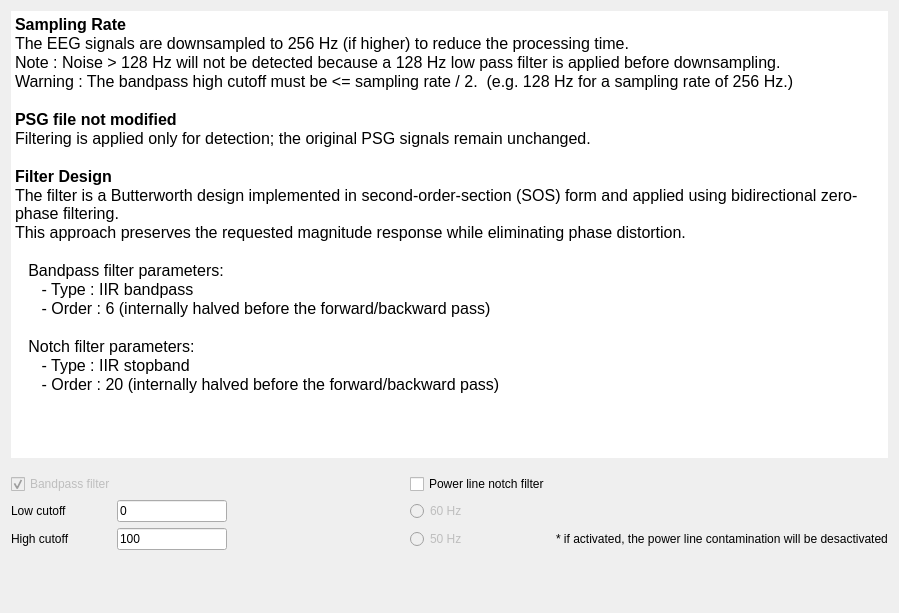
First picture: the form in tools/CEAMSTools/DetectArtifacts/FilterSignalsStep/Ui_FilterSignalsStep.ui, repository SnoozToolbox/snooz-package-ceams, before the edit.
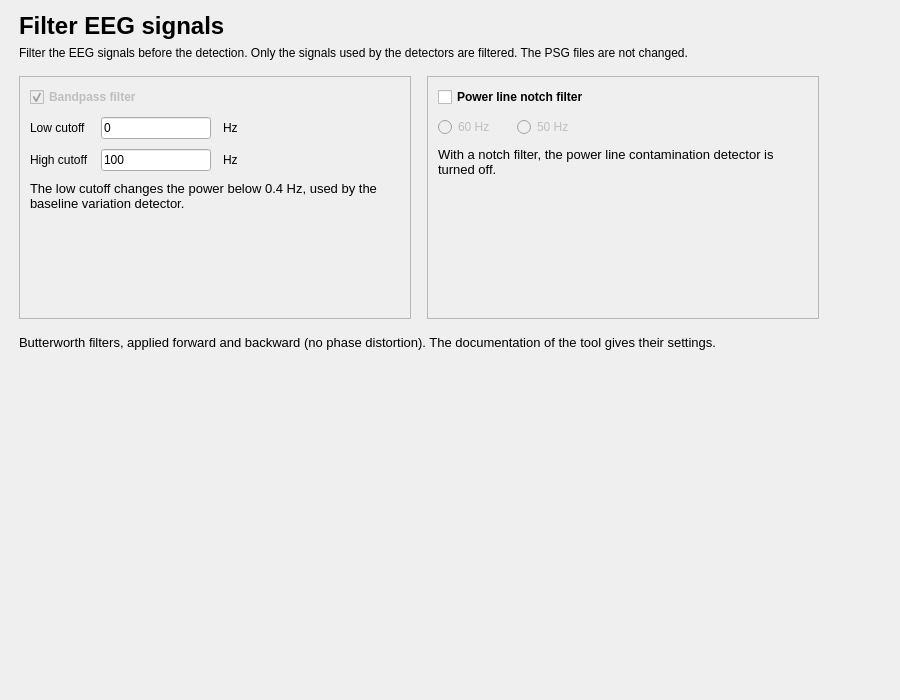
Second picture: the form after the edit.

Commit message: Detect EEG Artifacts: redesigned pages and simulated artifacts (tool 2.8.3)

```diff
--- a/tools/CEAMSTools/DetectArtifacts/FilterSignalsStep/Ui_FilterSignalsStep.ui
+++ b/tools/CEAMSTools/DetectArtifacts/FilterSignalsStep/Ui_FilterSignalsStep.ui
@@ -6,122 +6,154 @@
    <rect>
     <x>0</x>
     <y>0</y>
-    <width>899</width>
-    <height>613</height>
+    <width>900</width>
+    <height>700</height>
    </rect>
   </property>
   <property name="windowTitle">
    <string/>
   </property>
-  <property name="toolTip">
-   <string/>
-  </property>
-  <layout class="QVBoxLayout" name="verticalLayout_2">
-   <item>
     <layout class="QVBoxLayout" name="verticalLayout">
-     <property name="sizeConstraint">
-      <enum>QLayout::SizeConstraint::SetFixedSize</enum>
-     </property>
+   <property name="leftMargin">
+    <number>19</number>
+   </property>
+   <property name="topMargin">
+    <number>12</number>
+   </property>
+   <property name="rightMargin">
+    <number>19</number>
+   </property>
+   <property name="bottomMargin">
+    <number>12</number>
+   </property>
      <item>
-      <widget class="QTextBrowser" name="textBrowser">
+    <layout class="QHBoxLayout" name="content_row" stretch="1,0">
+     <property name="leftMargin">
+      <number>0</number>
+     </property>
+     <property name="topMargin">
+      <number>0</number>
+     </property>
+     <property name="rightMargin">
+      <number>0</number>
+     </property>
+     <property name="bottomMargin">
+      <number>0</number>
+     </property>
+     <item>
+      <widget class="QWidget" name="content_widget" native="true">
        <property name="maximumSize">
         <size>
-         <width>16777215</width>
-         <height>450</height>
+         <width>800</width>
+         <height>16777215</height>
         </size>
        </property>
+       <layout class="QVBoxLayout" name="content_layout">
+        <property name="spacing">
+         <number>16</number>
+        </property>
+        <property name="leftMargin">
+         <number>0</number>
+        </property>
+        <property name="topMargin">
+         <number>0</number>
+        </property>
+        <property name="rightMargin">
+         <number>0</number>
+        </property>
+        <property name="bottomMargin">
+         <number>0</number>
+        </property>
+        <item>
+         <layout class="QVBoxLayout" name="header_layout">
+          <property name="spacing">
+           <number>6</number>
+          </property>
+          <item>
+           <widget class="QLabel" name="title_label">
+            <property name="font">
+             <font>
+              <pointsize>18</pointsize>
+              <bold>true</bold>
+             </font>
+            </property>
+            <property name="text">
+             <string>Filter EEG signals</string>
+            </property>
+           </widget>
+          </item>
+          <item>
+           <widget class="QLabel" name="subtitle_label">
+            <property name="text">
+             <string>Filter the EEG signals before the detection. Only the signals used by the detectors are filtered. The PSG files are not changed.</string>
+            </property>
+            <property name="wordWrap">
+             <bool>true</bool>
+            </property>
+            <property name="variant" stdset="0">
+             <string notr="true">help</string>
+            </property>
+           </widget>
+          </item>
+         </layout>
+        </item>
+        <item>
+         <layout class="QHBoxLayout" name="filter_cards_layout" stretch="1,1">
+          <property name="spacing">
+           <number>16</number>
+          </property>
+          <item>
+           <widget class="QFrame" name="bandpass_card">
        <property name="frameShape">
-        <enum>QFrame::Shape::NoFrame</enum>
+             <enum>QFrame::Shape::StyledPanel</enum>
        </property>
        <property name="frameShadow">
-        <enum>QFrame::Shadow::Plain</enum>
-       </property>
-       <property name="lineWidth">
-        <number>0</number>
-       </property>
-       <property name="html">
-        <string>&lt;!DOCTYPE HTML PUBLIC &quot;-//W3C//DTD HTML 4.0//EN&quot; &quot;http://www.w3.org/TR/REC-html40/strict.dtd&quot;&gt;
-&lt;html&gt;&lt;head&gt;&lt;meta name=&quot;qrichtext&quot; content=&quot;1&quot; /&gt;&lt;meta charset=&quot;utf-8&quot; /&gt;&lt;style type=&quot;text/css&quot;&gt;
-p, li { white-space: pre-wrap; }
-hr { height: 1px; border-width: 0; }
-li.unchecked::marker { content: &quot;\2610&quot;; }
-li.checked::marker { content: &quot;\2612&quot;; }
-&lt;/style&gt;&lt;/head&gt;&lt;body style=&quot; font-size:12pt; font-weight:400; font-style:normal;&quot;&gt;
-&lt;p style=&quot; margin-top:0px; margin-bottom:0px; margin-left:0px; margin-right:0px; -qt-block-indent:0; text-indent:0px;&quot;&gt;&lt;span style=&quot; font-weight:700;&quot;&gt;Sampling Rate&lt;/span&gt;&lt;/p&gt;
-&lt;p style=&quot; margin-top:0px; margin-bottom:0px; margin-left:0px; margin-right:0px; -qt-block-indent:0; text-indent:0px;&quot;&gt;The EEG signals are downsampled to 256 Hz (if higher) to reduce the processing time.&lt;/p&gt;
-&lt;p style=&quot; margin-top:0px; margin-bottom:0px; margin-left:0px; margin-right:0px; -qt-block-indent:0; text-indent:0px;&quot;&gt;Note : Noise &amp;gt; 128 Hz will not be detected because a 128 Hz low pass filter is applied before downsampling.&lt;/p&gt;
-&lt;p style=&quot; margin-top:0px; margin-bottom:0px; margin-left:0px; margin-right:0px; -qt-block-indent:0; text-indent:0px;&quot;&gt;Warning : The bandpass high cutoff must be &amp;lt;= sampling rate / 2.  (e.g. 128 Hz for a sampling rate of 256 Hz.)&lt;/p&gt;
-&lt;p style=&quot;-qt-paragraph-type:empty; margin-top:0px; margin-bottom:0px; margin-left:0px; margin-right:0px; -qt-block-indent:0; text-indent:0px;&quot;&gt;&lt;br /&gt;&lt;/p&gt;
-&lt;p style=&quot; margin-top:0px; margin-bottom:0px; margin-left:0px; margin-right:0px; -qt-block-indent:0; text-indent:0px;&quot;&gt;&lt;span style=&quot; font-weight:700;&quot;&gt;PSG file not modified&lt;/span&gt;&lt;/p&gt;
-&lt;p style=&quot; margin-top:0px; margin-bottom:0px; margin-left:0px; margin-right:0px; -qt-block-indent:0; text-indent:0px;&quot;&gt;Filtering is applied only for detection; the original PSG signals remain unchanged.&lt;/p&gt;
-&lt;p style=&quot;-qt-paragraph-type:empty; margin-top:0px; margin-bottom:0px; margin-left:0px; margin-right:0px; -qt-block-indent:0; text-indent:0px;&quot;&gt;&lt;br /&gt;&lt;/p&gt;
-&lt;p style=&quot; margin-top:0px; margin-bottom:0px; margin-left:0px; margin-right:0px; -qt-block-indent:0; text-indent:0px;&quot;&gt;&lt;span style=&quot; font-weight:700;&quot;&gt;Filter Design&lt;/span&gt;&lt;/p&gt;
-&lt;p style=&quot; margin-top:0px; margin-bottom:0px; margin-left:0px; margin-right:0px; -qt-block-indent:0; text-indent:0px;&quot;&gt;The filter is a Butterworth design implemented in second-order-section (SOS) form and applied using bidirectional zero-phase filtering. &lt;/p&gt;
-&lt;p style=&quot; margin-top:0px; margin-bottom:0px; margin-left:0px; margin-right:0px; -qt-block-indent:0; text-indent:0px;&quot;&gt;This approach preserves the requested magnitude response while eliminating phase distortion.&lt;/p&gt;
-&lt;p style=&quot;-qt-paragraph-type:empty; margin-top:0px; margin-bottom:0px; margin-left:0px; margin-right:0px; -qt-block-indent:0; text-indent:0px;&quot;&gt;&lt;br /&gt;&lt;/p&gt;
-&lt;p style=&quot; margin-top:0px; margin-bottom:0px; margin-left:0px; margin-right:0px; -qt-block-indent:0; text-indent:0px;&quot;&gt;   Bandpass filter parameters:&lt;/p&gt;
-&lt;p style=&quot; margin-top:0px; margin-bottom:0px; margin-left:0px; margin-right:0px; -qt-block-indent:0; text-indent:0px;&quot;&gt;      - Type : IIR bandpass&lt;/p&gt;
-&lt;p style=&quot; margin-top:0px; margin-bottom:0px; margin-left:0px; margin-right:0px; -qt-block-indent:0; text-indent:0px;&quot;&gt;      - Order : 6 (internally halved before the forward/backward pass)&lt;/p&gt;
-&lt;p style=&quot;-qt-paragraph-type:empty; margin-top:0px; margin-bottom:0px; margin-left:0px; margin-right:0px; -qt-block-indent:0; text-indent:0px;&quot;&gt;&lt;br /&gt;&lt;/p&gt;
-&lt;p style=&quot; margin-top:0px; margin-bottom:0px; margin-left:0px; margin-right:0px; -qt-block-indent:0; text-indent:0px;&quot;&gt;   Notch filter parameters:&lt;/p&gt;
-&lt;p style=&quot; margin-top:0px; margin-bottom:0px; margin-left:0px; margin-right:0px; -qt-block-indent:0; text-indent:0px;&quot;&gt;      - Type : IIR stopband&lt;/p&gt;
-&lt;p style=&quot; margin-top:0px; margin-bottom:0px; margin-left:0px; margin-right:0px; -qt-block-indent:0; text-indent:0px;&quot;&gt;      - Order : 20 (internally halved before the forward/backward pass)&lt;/p&gt;
-&lt;p style=&quot;-qt-paragraph-type:empty; margin-top:0px; margin-bottom:0px; margin-left:0px; margin-right:0px; -qt-block-indent:0; text-indent:0px;&quot;&gt;&lt;br /&gt;&lt;/p&gt;&lt;/body&gt;&lt;/html&gt;</string>
-       </property>
-      </widget>
-     </item>
-     <item>
-      <spacer name="verticalSpacer_2">
-       <property name="orientation">
-        <enum>Qt::Orientation::Vertical</enum>
-       </property>
-       <property name="sizeType">
-        <enum>QSizePolicy::Policy::Fixed</enum>
-       </property>
-       <property name="sizeHint" stdset="0">
-        <size>
-         <width>20</width>
-         <height>10</height>
-        </size>
-       </property>
-      </spacer>
-     </item>
+             <enum>QFrame::Shadow::Raised</enum>
+            </property>
+            <layout class="QVBoxLayout" name="bandpass_card_layout">
+             <property name="spacing">
+              <number>10</number>
+             </property>
+             <property name="leftMargin">
+              <number>10</number>
+             </property>
+             <property name="topMargin">
+              <number>10</number>
+             </property>
+             <property name="rightMargin">
+              <number>10</number>
+             </property>
+             <property name="bottomMargin">
+              <number>10</number>
+             </property>
      <item>
-      <layout class="QGridLayout" name="gridLayout">
-       <property name="sizeConstraint">
-        <enum>QLayout::SizeConstraint::SetFixedSize</enum>
-       </property>
-       <item row="0" column="3">
-        <widget class="QCheckBox" name="notch_checkBox">
+              <widget class="QCheckBox" name="bp_checkBox">
          <property name="font">
           <font>
-           <italic>false</italic>
-           <bold>false</bold>
-          </font>
-         </property>
-         <property name="text">
-          <string>Power line notch filter</string>
-         </property>
-        </widget>
-       </item>
-       <item row="2" column="3">
-        <widget class="QRadioButton" name="radioButton_50Hz">
+                 <bold>true</bold>
+                </font>
+               </property>
          <property name="enabled">
           <bool>false</bool>
          </property>
          <property name="text">
-          <string>50 Hz</string>
+                <string>Bandpass filter</string>
+               </property>
+               <property name="checked">
+                <bool>true</bool>
          </property>
         </widget>
        </item>
-       <item row="1" column="0">
+             <item>
+              <layout class="QGridLayout" name="cutoff_grid">
+               <property name="horizontalSpacing">
+                <number>12</number>
+               </property>
+               <property name="verticalSpacing">
+                <number>10</number>
+               </property>
+               <item row="0" column="0">
         <widget class="QLabel" name="label">
-         <property name="minimumSize">
-          <size>
-           <width>100</width>
-           <height>0</height>
-          </size>
-         </property>
          <property name="toolTip">
           <string>Edit the low cutoff frequency in Hz (i.e. 0.3).</string>
          </property>
@@ -130,7 +162,7 @@
          </property>
         </widget>
        </item>
-       <item row="1" column="1">
+               <item row="0" column="1">
         <widget class="QLineEdit" name="low_cutoff_lineEdit">
          <property name="maximumSize">
           <size>
@@ -146,14 +178,18 @@
          </property>
         </widget>
        </item>
-       <item row="2" column="0">
+               <item row="0" column="2">
+                <widget class="QLabel" name="low_cutoff_unit_label">
+                 <property name="text">
+                  <string>Hz</string>
+                 </property>
+                 <property name="variant" stdset="0">
+                  <string notr="true">help</string>
+                 </property>
+                </widget>
+               </item>
+               <item row="1" column="0">
         <widget class="QLabel" name="label_6">
-         <property name="minimumSize">
-          <size>
-           <width>100</width>
-           <height>0</height>
-          </size>
-         </property>
          <property name="toolTip">
           <string>Edit the high cutoff frequency in Hz (i.e. 100).</string>
          </property>
@@ -162,39 +198,7 @@
          </property>
         </widget>
        </item>
-       <item row="1" column="4">
-        <spacer name="horizontalSpacer_3">
-         <property name="orientation">
-          <enum>Qt::Orientation::Horizontal</enum>
-         </property>
-         <property name="sizeHint" stdset="0">
-          <size>
-           <width>40</width>
-           <height>20</height>
-          </size>
-         </property>
-        </spacer>
-       </item>
-       <item row="0" column="0" colspan="2">
-        <widget class="QCheckBox" name="bp_checkBox">
-         <property name="enabled">
-          <bool>false</bool>
-         </property>
-         <property name="font">
-          <font>
-           <italic>false</italic>
-           <bold>false</bold>
-          </font>
-         </property>
-         <property name="text">
-          <string>Bandpass filter</string>
-         </property>
-         <property name="checked">
-          <bool>true</bool>
-         </property>
-        </widget>
-       </item>
-       <item row="2" column="1">
+               <item row="1" column="1">
         <widget class="QLineEdit" name="high_cutoff_lineEdit">
          <property name="maximumSize">
           <size>
@@ -211,7 +215,17 @@
         </widget>
        </item>
        <item row="1" column="2">
-        <spacer name="horizontalSpacer_2">
+                <widget class="QLabel" name="high_cutoff_unit_label">
+                 <property name="text">
+                  <string>Hz</string>
+                 </property>
+                 <property name="variant" stdset="0">
+                  <string notr="true">help</string>
+                 </property>
+                </widget>
+               </item>
+               <item row="0" column="3">
+                <spacer name="cutoff_grid_spacer">
          <property name="orientation">
           <enum>Qt::Orientation::Horizontal</enum>
          </property>
@@ -223,7 +237,84 @@
          </property>
         </spacer>
        </item>
-       <item row="1" column="3">
+              </layout>
+             </item>
+             <item>
+              <widget class="QLabel" name="bandpass_help_label">
+               <property name="font">
+                <font>
+                 <pointsize>10</pointsize>
+                </font>
+               </property>
+               <property name="text">
+                <string>The low cutoff changes the power below 0.4 Hz, used by the baseline variation detector.</string>
+               </property>
+               <property name="wordWrap">
+                <bool>true</bool>
+               </property>
+               <property name="variant" stdset="0">
+                <string notr="true">help</string>
+               </property>
+              </widget>
+             </item>
+             <item>
+              <spacer name="bandpass_stretch">
+               <property name="orientation">
+                <enum>Qt::Orientation::Vertical</enum>
+               </property>
+               <property name="sizeHint" stdset="0">
+                <size>
+                 <width>20</width>
+                 <height>0</height>
+                </size>
+               </property>
+              </spacer>
+             </item>
+            </layout>
+           </widget>
+          </item>
+          <item>
+           <widget class="QFrame" name="notch_card">
+            <property name="frameShape">
+             <enum>QFrame::Shape::StyledPanel</enum>
+            </property>
+            <property name="frameShadow">
+             <enum>QFrame::Shadow::Raised</enum>
+            </property>
+            <layout class="QVBoxLayout" name="notch_card_layout">
+             <property name="spacing">
+              <number>10</number>
+             </property>
+             <property name="leftMargin">
+              <number>10</number>
+             </property>
+             <property name="topMargin">
+              <number>10</number>
+             </property>
+             <property name="rightMargin">
+              <number>10</number>
+             </property>
+             <property name="bottomMargin">
+              <number>10</number>
+             </property>
+             <item>
+              <widget class="QCheckBox" name="notch_checkBox">
+               <property name="font">
+                <font>
+                 <bold>true</bold>
+                </font>
+               </property>
+               <property name="text">
+                <string>Power line notch filter</string>
+               </property>
+              </widget>
+             </item>
+             <item>
+              <layout class="QHBoxLayout" name="notch_frequency_layout">
+               <property name="spacing">
+                <number>22</number>
+               </property>
+               <item>
         <widget class="QRadioButton" name="radioButton_60Hz">
          <property name="enabled">
           <bool>false</bool>
@@ -233,12 +324,100 @@
          </property>
         </widget>
        </item>
-       <item row="2" column="4">
+               <item>
+                <widget class="QRadioButton" name="radioButton_50Hz">
+                 <property name="enabled">
+                  <bool>false</bool>
+                 </property>
+                 <property name="text">
+                  <string>50 Hz</string>
+                 </property>
+                </widget>
+               </item>
+               <item>
+                <spacer name="notch_spacer">
+                 <property name="orientation">
+                  <enum>Qt::Orientation::Horizontal</enum>
+                 </property>
+                 <property name="sizeHint" stdset="0">
+                  <size>
+                   <width>40</width>
+                   <height>20</height>
+                  </size>
+                 </property>
+                </spacer>
+               </item>
+              </layout>
+             </item>
+             <item>
         <widget class="QLabel" name="label_2">
+               <property name="font">
+                <font>
+                 <pointsize>10</pointsize>
+                </font>
+               </property>
          <property name="text">
-          <string>* if activated, the power line contamination will be desactivated</string>
-         </property>
-        </widget>
+                <string>With a notch filter, the power line contamination detector is turned off.</string>
+               </property>
+               <property name="wordWrap">
+                <bool>true</bool>
+               </property>
+               <property name="variant" stdset="0">
+                <string notr="true">help</string>
+               </property>
+              </widget>
+             </item>
+             <item>
+              <spacer name="notch_stretch">
+               <property name="orientation">
+                <enum>Qt::Orientation::Vertical</enum>
+               </property>
+               <property name="sizeHint" stdset="0">
+                <size>
+                 <width>20</width>
+                 <height>0</height>
+                </size>
+               </property>
+              </spacer>
+             </item>
+            </layout>
+           </widget>
+          </item>
+         </layout>
+        </item>
+        <item>
+         <widget class="QLabel" name="filters_note_label">
+          <property name="font">
+           <font>
+            <pointsize>10</pointsize>
+           </font>
+          </property>
+          <property name="text">
+           <string>Butterworth filters, applied forward and backward (no phase distortion). The documentation of the tool gives their settings.</string>
+          </property>
+          <property name="wordWrap">
+           <bool>true</bool>
+          </property>
+          <property name="variant" stdset="0">
+           <string notr="true">help</string>
+          </property>
+         </widget>
+        </item>
+       </layout>
+      </widget>
+     </item>
+     <item>
+      <spacer name="content_spacer">
+       <property name="orientation">
+        <enum>Qt::Orientation::Horizontal</enum>
+       </property>
+       <property name="sizeHint" stdset="0">
+        <size>
+         <width>40</width>
+         <height>20</height>
+        </size>
+       </property>
+      </spacer>
        </item>
       </layout>
      </item>
@@ -247,18 +426,13 @@
        <property name="orientation">
         <enum>Qt::Orientation::Vertical</enum>
        </property>
-       <property name="sizeType">
-        <enum>QSizePolicy::Policy::Minimum</enum>
-       </property>
        <property name="sizeHint" stdset="0">
         <size>
-         <width>20</width>
-         <height>52</height>
+       <width>40</width>
+       <height>20</height>
         </size>
        </property>
       </spacer>
-     </item>
-    </layout>
    </item>
   </layout>
  </widget>
```
Left out of the diff: 10 changed lines with no effect on the pictures. Lines whose indentation alone changed are shown as unchanged. The commit also changes 55 other files.
